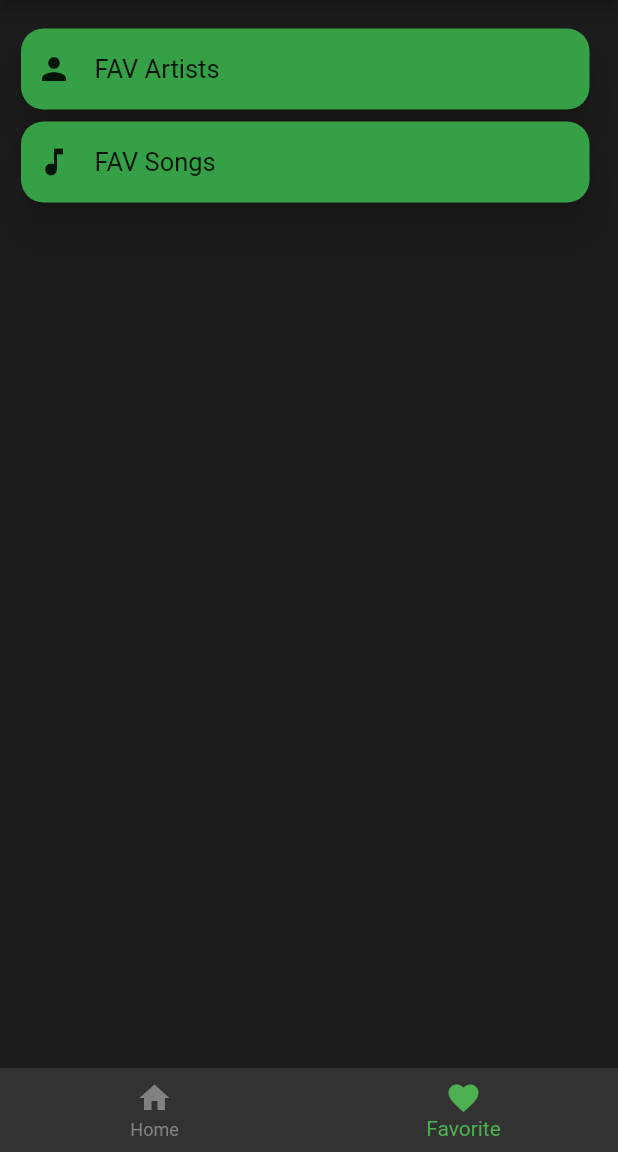
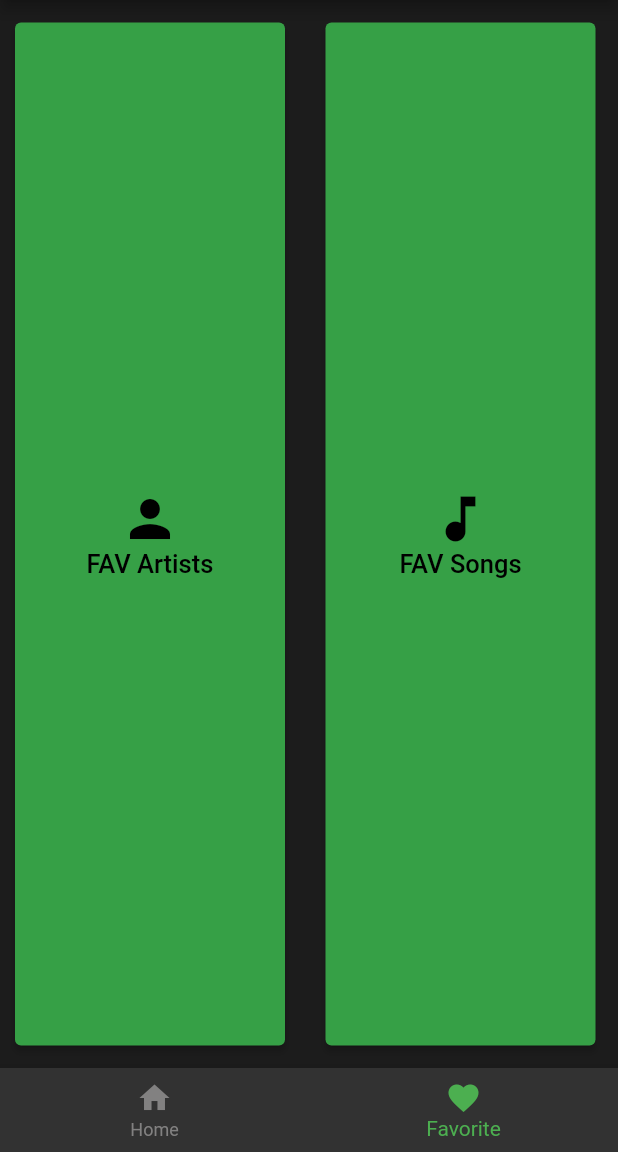
Before and after one commit to hermandyudin/flutter_group_project, a Flutter app: the screen it shows after launch, item 2 of the bottom bar chosen, on a phone screen of 412 x 824 dp, the part 84-1236 px from its top. Run offline on Flutter 3.47's test engine with Material 2 defaults, Android fonts, the phone set to English and light mode, and no system bars; our stand-ins replace internet_connection_checker; network calls fail; Roboto replaces fonts that are missing (Montserrat).

Commit message:
[CHANGED] Favourite page UI

```diff
--- a/lib/favorite_page.dart
+++ b/lib/favorite_page.dart
@@ -24,52 +24,48 @@ class FavoriteNew extends State<FavoriteNewStateful> {
     return Padding(
         padding:
             const EdgeInsets.only(left: 10, top: 15, bottom: 15, right: 15),
-        child: Column(children: <Widget>[
-          GestureDetector(
-              onTap: () => Navigator.push(
+        child: Row(children: <Widget>[
+          ElevatedButton(
+              style: ElevatedButton.styleFrom(
+                  minimumSize: const Size(180, 800),
+                  maximumSize: const Size(180, 800),
+                  primary: CustomColors.green),
+              onPressed: () => Navigator.push(
                   context,
                   MaterialPageRoute(
                       builder: (context) => FavoriteArtistsStateful())),
-              child: Card(
-                  shape: RoundedRectangleBorder(
-                    borderRadius: BorderRadius.circular(15.0),
-                  ),
-                  color: CustomColors.green,
-                  elevation: 10,
-                  child: Padding(
-                      padding: const EdgeInsets.only(
-                          left: 10, top: 15, bottom: 15, right: 15),
-                      child: Row(children: const [
-                        Padding(
-                            padding: EdgeInsets.only(right: 15),
-                            child: Icon(Icons.person)),
-                        Flexible(
-                          child: Text("FAV Artists",
-                              style: TextStyle(fontSize: 17)),
-                        )
-                      ])))),
-          GestureDetector(
-              onTap: () => Navigator.push(
+              child: Column(
+                  mainAxisAlignment: MainAxisAlignment.center,
+                  children: const [
+                    Icon(
+                      Icons.person,
+                      color: Colors.black,
+                      size: 40,
+                    ),
+                    Text("FAV Artists",
+                        style: TextStyle(fontSize: 17, color: Colors.black)),
+                  ])),
+          Spacer(),
+          ElevatedButton(
+              style: ElevatedButton.styleFrom(
+                  minimumSize: const Size(180, 800),
+                  maximumSize: const Size(180, 800),
+                  primary: CustomColors.green),
+              onPressed: () => Navigator.push(
                   context,
                   MaterialPageRoute(
                       builder: (context) => FavoriteSongsStateful())),
-              child: Card(
-                  shape: RoundedRectangleBorder(
-                    borderRadius: BorderRadius.circular(15.0),
-                  ),
-                  color: CustomColors.green,
-                  elevation: 10,
-                  child: Padding(
-                      padding: const EdgeInsets.only(
-                          left: 10, top: 15, bottom: 15, right: 15),
-                      child: Row(children: const [
-                        Padding(
-                            padding: EdgeInsets.only(right: 15),
-                            child: Icon(Icons.music_note)),
-                        Flexible(
-                            child: Text("FAV Songs",
-                                style: TextStyle(fontSize: 17))),
-                      ])))),
+              child: Column(
+                  mainAxisAlignment: MainAxisAlignment.center,
+                  children: const [
+                    Icon(
+                      Icons.music_note,
+                      color: Colors.black,
+                      size: 40,
+                    ),
+                    Text("FAV Songs",
+                        style: TextStyle(fontSize: 17, color: Colors.black)),
+                  ])),
         ]));
   }
 }
```
